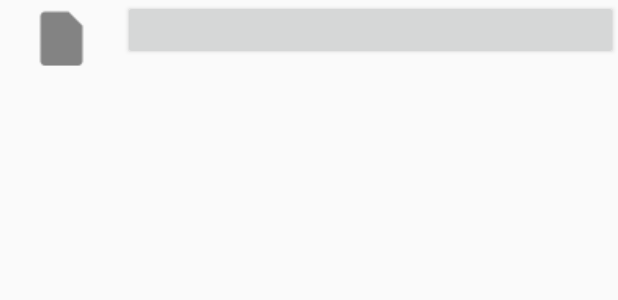
After one commit to nkg447/remoteControlAndroidClient, an Android app: the layout file.xml on its own in the app's theme, with its tools: preview values and no code run, on a phone screen of 412 x 824 dp. The commit adds this screen. Shown: the top 300 px of the screen. Run offline under Robolectric (Android 15) with nearby library versions, the phone set to English and light mode, and no system bars.

Commit message:
add file and folder icons

```diff
--- /dev/null
+++ b/app/src/main/res/drawable/fileicon.xml
@@ -0,0 +1,4 @@
+<?xml version="1.0" encoding="utf-8"?>
+<selector xmlns:android="http://schemas.android.com/apk/res/android">
+    <item android:drawable="@drawable/file" />
+</selector>
--- /dev/null
+++ b/app/src/main/res/drawable/foldericon.xml
@@ -0,0 +1,4 @@
+<?xml version="1.0" encoding="utf-8"?>
+<selector xmlns:android="http://schemas.android.com/apk/res/android">
+    <item android:drawable="@drawable/ic_action_name" />
+</selector>
--- /dev/null
+++ b/app/src/main/res/layout/file.xml
@@ -0,0 +1,20 @@
+<?xml version="1.0" encoding="utf-8"?>
+<LinearLayout xmlns:android="http://schemas.android.com/apk/res/android"
+    xmlns:app="http://schemas.android.com/apk/res-auto"
+    android:layout_width="match_parent"
+    android:layout_height="50dp"
+    android:orientation="horizontal" >
+
+    <ImageView
+        android:id="@+id/imageView2"
+        android:layout_width="0dp"
+        android:layout_height="match_parent"
+        android:layout_weight="0.25"
+        app:srcCompat="@drawable/fileicon" />
+
+    <Button
+        android:id="@+id/dir"
+        android:layout_width="0dp"
+        android:layout_height="40dp"
+        android:layout_weight="1"/>
+</LinearLayout>
--- a/app/src/main/res/layout/main_activity.xml
+++ b/app/src/main/res/layout/main_activity.xml
@@ -11,13 +11,13 @@
             android:paddingBottom="10dp">
 
             <Button
-                android:id="@+id/button"
+                android:id="@+id/drives"
                 android:layout_width="wrap_content"
                 android:layout_height="wrap_content"
                 android:layout_alignParentStart="true"
                 android:layout_centerVertical="true"
                 android:layout_marginStart="21dp"
-                android:text="Button" />
+                android:text="DRIVES" />
         </RelativeLayout>
         <ScrollView android:layout_height="match_parent" android:id="@+id/scrollView1"
             android:layout_width="match_parent">
```
Also changed, not shown: app/src/main/java/com/example/nikunj/remotecontrol/MainActivity.java (+61 -48 lines), app/src/main/res/drawable/dir.xml (added, +28 -0 lines), app/src/main/res/layout/folder.xml (added, +20 -0 lines), app/src/main/res/drawable-hdpi/file.png (added), app/src/main/res/drawable-hdpi/ic_action_name.png (added), app/src/main/res/drawable-mdpi/file.png (added), app/src/main/res/drawable-mdpi/ic_action_name.png (added), app/src/main/res/drawable-xhdpi/file.png (added), app/src/main/res/drawable-xhdpi/ic_action_name.png (added), app/src/main/res/drawable-xxhdpi/file.png (added), app/src/main/res/drawable-xxhdpi/ic_action_name.png (added).
